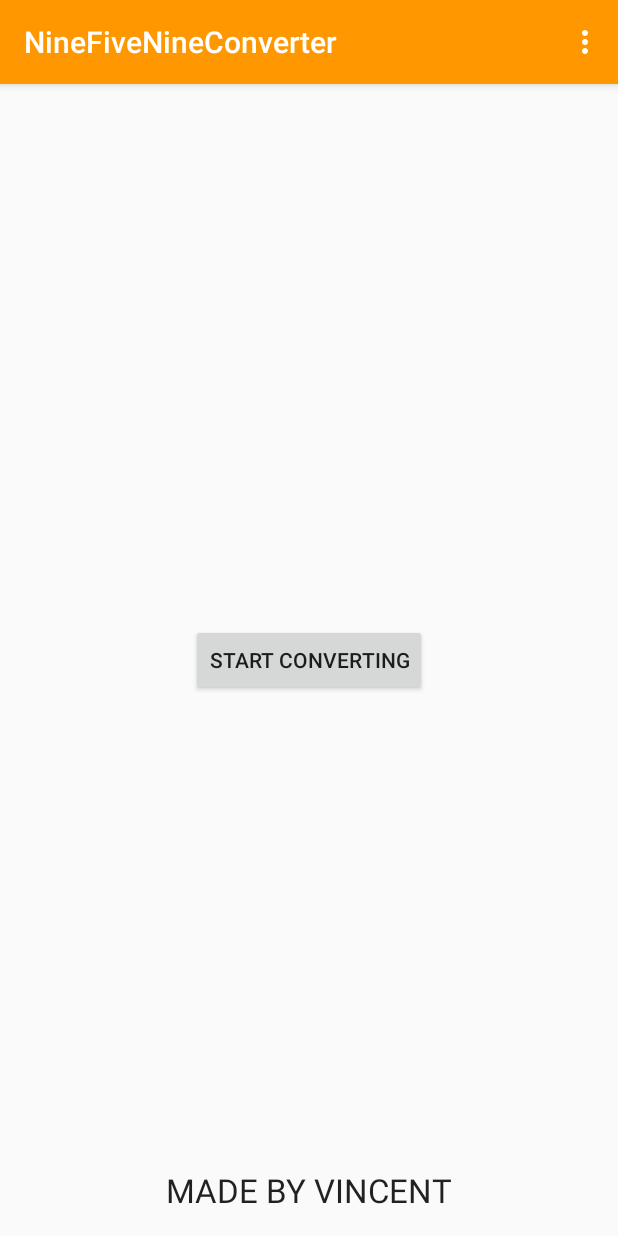
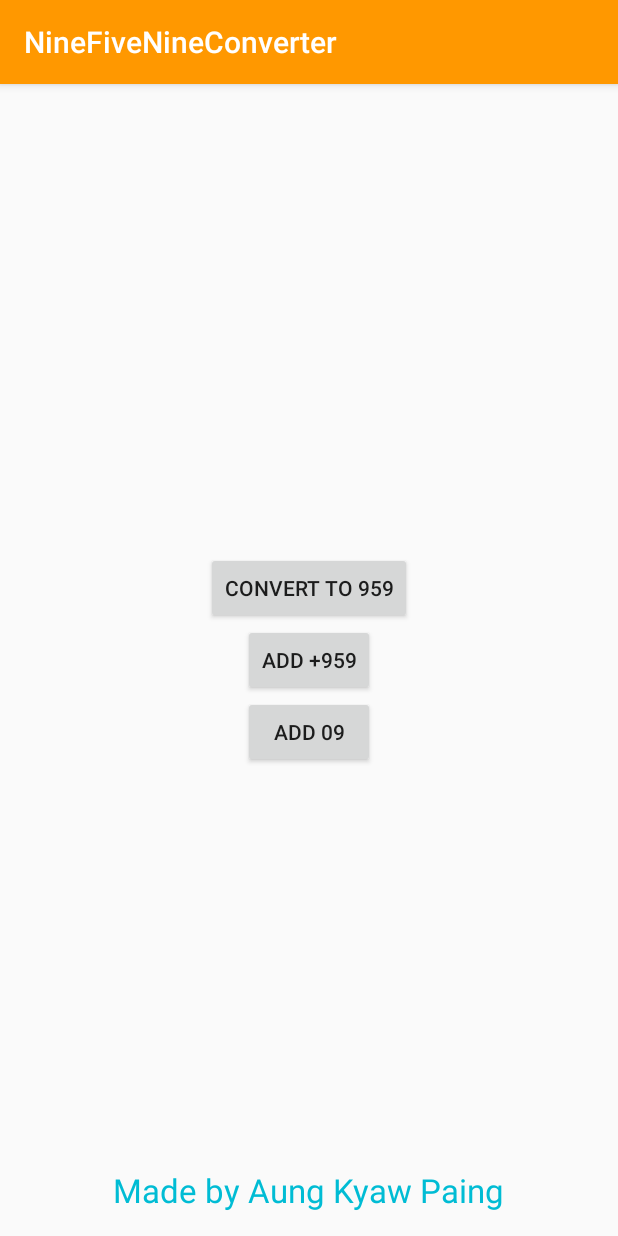
Before and after one commit to vincent-paing/NineFiveNineConverter, an Android app: the screen it shows after launch (MainActivity), on a phone screen of 412 x 824 dp. Run offline under Robolectric (Android 15) with nearby library versions, the phone set to English and light mode, and no system bars.

Commit message:
New Features

```diff
--- a/app/build.gradle
+++ b/app/build.gradle
@@ -8,8 +8,8 @@ android {
         applicationId "vapp.ninefivenineconverter"
         minSdkVersion 14
         targetSdkVersion 21
-        versionCode 1
-        versionName "1.0"
+        versionCode 2
+        versionName "1.1"
     }
     buildTypes {
         release {
--- a/app/src/main/java/vapp/ninefivenineconverter/MainActivity.java
+++ b/app/src/main/java/vapp/ninefivenineconverter/MainActivity.java
@@ -1,7 +1,10 @@
 package vapp.ninefivenineconverter;
 
+import android.content.Context;
+import android.content.Intent;
 import android.graphics.Color;
 import android.graphics.drawable.ColorDrawable;
+import android.net.Uri;
 import android.support.v7.app.ActionBarActivity;
 import android.support.v7.app.ActionBar;
 import android.support.v4.app.Fragment;
@@ -14,46 +17,27 @@ import android.view.View;
 import android.view.ViewGroup;
 import android.os.Build;
 import android.widget.Button;
+import android.widget.TextView;
 
 
-public class MainActivity extends ActionBarActivity {
+public class MainActivity extends ActionBarActivity implements View.OnClickListener {
+
+    protected ConverterTask ctask;
 
     @Override
     protected void onCreate(Bundle savedInstanceState) {
         super.onCreate(savedInstanceState);
         setContentView(R.layout.activity_main);
-        Button button = (Button) findViewById(R.id.start);
-        final ConverterTask ctask = new ConverterTask(getApplicationContext());
-        button.setOnClickListener(new View.OnClickListener() {
-            @Override
-            public void onClick(View view) {
-                ctask.execute(0);
-            }
-        });
+        Button button1 = (Button) findViewById(R.id.convertNine);
+        Button button2 = (Button) findViewById(R.id.addNine);
+        Button button3 = (Button) findViewById(R.id.addZeroNine);
+        TextView textView = (TextView) findViewById(R.id.text);
+        ctask = new ConverterTask(getApplicationContext());
+        button1.setOnClickListener(this);
+        button2.setOnClickListener(this);
+        button3.setOnClickListener(this);
+        textView.setOnClickListener(this);
         setupActionBar();
-    }
-
-
-    @Override
-    public boolean onCreateOptionsMenu(Menu menu) {
-        // Inflate the menu; this adds items to the action bar if it is present.
-        getMenuInflater().inflate(R.menu.menu_main, menu);
-        return true;
-    }
-
-    @Override
-    public boolean onOptionsItemSelected(MenuItem item) {
-        // Handle action bar item clicks here. The action bar will
-        // automatically handle clicks on the Home/Up button, so long
-        // as you specify a parent activity in AndroidManifest.xml.
-        int id = item.getItemId();
-
-        //noinspection SimplifiableIfStatement
-        if (id == R.id.action_settings) {
-            return true;
-        }
-
-        return super.onOptionsItemSelected(item);
     }
 
     private void setupActionBar() {
@@ -61,4 +45,36 @@ public class MainActivity extends ActionBarActivity {
         getSupportActionBar().setBackgroundDrawable(colorDrawable);
         getSupportActionBar().setIcon(new ColorDrawable(getResources().getColor(android.R.color.transparent)));
     }
+
+    @Override
+    public void onClick(View view) {
+        switch (view.getId()) {
+            case R.id.convertNine:
+                ctask.setActionCode(0);
+                ctask.execute(0);
+                break;
+            case R.id.addNine:
+                ctask.setActionCode(1);
+                ctask.execute(0);
+                break;
+            case R.id.addZeroNine:
+                ctask.setActionCode(2);
+                ctask.execute(0);
+                break;
+            case R.id.text:
+                Log.v("run", "run");
+                Intent intent = getOpenFacebookIntent(getApplicationContext());
+                startActivity(intent);
+                break;
+        }
+    }
+
+    public static Intent getOpenFacebookIntent(Context context) {
+        try {
+            context.getPackageManager().getPackageInfo("com.facebook.katana", 0);
+            return new Intent(Intent.ACTION_VIEW, Uri.parse("fb://profile/100000857871556"));
+        } catch (Exception e) {
+            return new Intent(Intent.ACTION_VIEW, Uri.parse("https://www.facebook.com/aungkyawrex"));
+        }
+    }
 }
--- a/app/src/main/res/layout/activity_main.xml
+++ b/app/src/main/res/layout/activity_main.xml
@@ -9,16 +9,35 @@
     <Button
         android:layout_width="wrap_content"
         android:layout_height="wrap_content"
-        android:text="START CONVERTING"
-        android:id="@+id/start"
+        android:text="CONVERT TO 959"
+        android:id="@+id/convertNine"
+        android:layout_above="@+id/addNine"
+        android:layout_centerHorizontal="true" />
+
+    <Button
+        android:layout_width="wrap_content"
+        android:layout_height="wrap_content"
+        android:text="ADD +959"
+        android:id="@+id/addNine"
         android:layout_centerVertical="true"
         android:layout_centerHorizontal="true" />
+
+    <Button
+        android:layout_width="wrap_content"
+        android:layout_height="wrap_content"
+        android:text="ADD 09"
+        android:id="@+id/addZeroNine"
+        android:layout_centerHorizontal="true"
+        android:layout_below="@+id/addNine" />
 
     <TextView
         android:layout_width="wrap_content"
         android:layout_height="wrap_content"
         android:textAppearance="?android:attr/textAppearanceLarge"
-        android:text="MADE BY VINCENT"
+        android:text="Made by Aung Kyaw Paing"
+        android:textColor="@color/cyan"
+        android:id="@+id/text"
+        android:clickable="true"
         android:layout_alignParentBottom="true"
         android:layout_centerHorizontal="true" />
 
--- /dev/null
+++ b/app/src/main/res/values/colors.xml
@@ -0,0 +1,6 @@
+<?xml version="1.0" encoding="utf-8"?>
+<resources>
+    <color name="cyan">#00bcd4</color>
+
+
+</resources>
```
Also changed, not shown: app/src/main/java/vapp/ninefivenineconverter/ConverterTask.java (+64 -15 lines), 1 other file.
